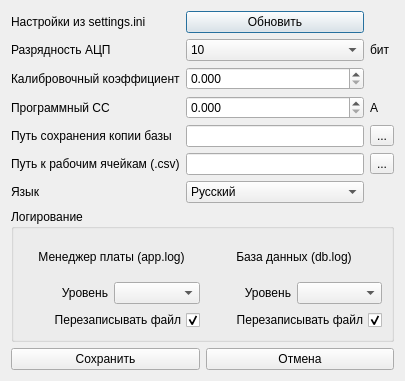
Above: gui/uies/settings.ui from neurocomputer/MemriBoard before the change. Below: the same form after it.
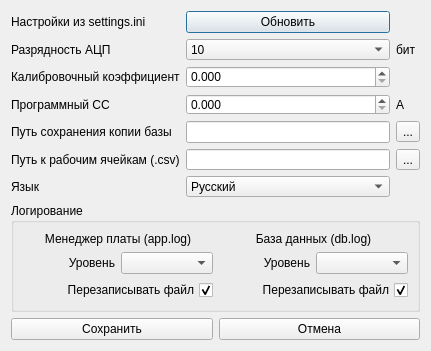
That is the form after the change.

Commit message: Logger: initial level fixed

```diff
--- a/gui/uies/settings.ui
+++ b/gui/uies/settings.ui
@@ -6,8 +6,8 @@
    <rect>
     <x>0</x>
     <y>0</y>
-    <width>405</width>
-    <height>381</height>
+    <width>431</width>
+    <height>351</height>
    </rect>
   </property>
   <property name="sizePolicy">
@@ -25,7 +25,7 @@
   <property name="maximumSize">
    <size>
     <width>500</width>
-    <height>381</height>
+    <height>500</height>
    </size>
   </property>
   <property name="windowTitle">
```
The commit also changes 2 other files.
